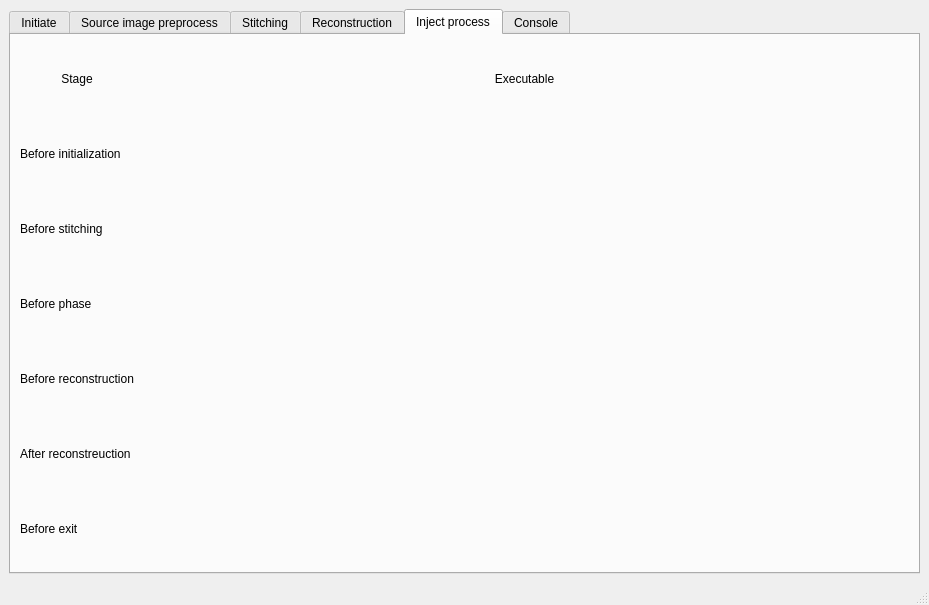
AustralianSynchrotron/imblproc, file share/imblproc/imbl-ui.ui: the form before one commit.
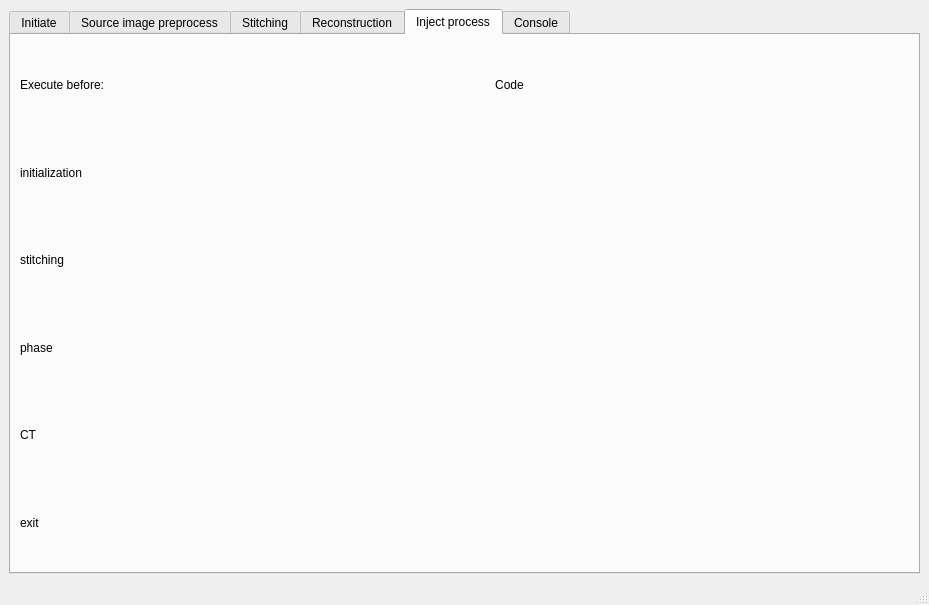
The form after the commit. The open tabs and pages were chosen to show the change. Icons and pictures are not drawn.

Patch:
```diff
--- a/share/imblproc/imbl-ui.ui
+++ b/share/imblproc/imbl-ui.ui
@@ -2053,25 +2053,42 @@
        </attribute>
        <layout class="QGridLayout" name="gridLayout_7">
         <item row="5" column="0">
-         <widget class="QLabel" name="label_51">
+         <widget class="QLabel" name="label_53">
           <property name="text">
-           <string>After reconstreuction</string>
+           <string>exit</string>
           </property>
          </widget>
         </item>
+        <item row="3" column="0">
+         <widget class="QLabel" name="label_49">
+          <property name="text">
+           <string>phase</string>
+          </property>
+         </widget>
+        </item>
+        <item row="1" column="1">
+         <layout class="QHBoxLayout" name="placeScript_initialization"/>
+        </item>
         <item row="5" column="1">
-         <layout class="QHBoxLayout" name="placeScript_save"/>
-        </item>
-        <item row="6" column="1">
          <layout class="QHBoxLayout" name="placeScript_exit"/>
         </item>
-        <item row="1" column="1">
-         <layout class="QHBoxLayout" name="placeScript_start"/>
+        <item row="1" column="0">
+         <widget class="QLabel" name="label_6">
+          <property name="sizePolicy">
+           <sizepolicy hsizetype="Fixed" vsizetype="Preferred">
+            <horstretch>0</horstretch>
+            <verstretch>0</verstretch>
+           </sizepolicy>
+          </property>
+          <property name="text">
+           <string>initialization</string>
+          </property>
+         </widget>
         </item>
         <item row="0" column="0">
          <widget class="QLabel" name="label_27">
           <property name="text">
-           <string>Stage</string>
+           <string>Execute before:</string>
           </property>
           <property name="alignment">
            <set>Qt::AlignCenter</set>
@@ -2084,57 +2101,27 @@
         <item row="2" column="0">
          <widget class="QLabel" name="label_35">
           <property name="text">
-           <string>Before stitching</string>
+           <string>stitching</string>
           </property>
          </widget>
         </item>
         <item row="0" column="1">
          <widget class="QLabel" name="label_45">
           <property name="text">
-           <string>Executable</string>
+           <string>Code</string>
           </property>
           <property name="alignment">
            <set>Qt::AlignCenter</set>
           </property>
          </widget>
         </item>
-        <item row="4" column="1">
-         <layout class="QHBoxLayout" name="placeScript_ct"/>
-        </item>
-        <item row="3" column="0">
-         <widget class="QLabel" name="label_49">
-          <property name="text">
-           <string>Before phase</string>
-          </property>
-         </widget>
-        </item>
-        <item row="6" column="0">
-         <widget class="QLabel" name="label_53">
-          <property name="text">
-           <string>Before exit</string>
-          </property>
-         </widget>
-        </item>
-        <item row="1" column="0">
-         <widget class="QLabel" name="label_6">
-          <property name="sizePolicy">
-           <sizepolicy hsizetype="Fixed" vsizetype="Preferred">
-            <horstretch>0</horstretch>
-            <verstretch>0</verstretch>
-           </sizepolicy>
-          </property>
-          <property name="text">
-           <string>Before initialization</string>
-          </property>
-         </widget>
-        </item>
         <item row="3" column="1">
          <layout class="QHBoxLayout" name="placeScript_phase"/>
         </item>
         <item row="4" column="0">
          <widget class="QLabel" name="label_50">
           <property name="text">
-           <string>Before reconstruction</string>
+           <string>CT</string>
           </property>
          </widget>
         </item>
```
Left out of the diff: 30 changed lines with no effect on the pictures.
